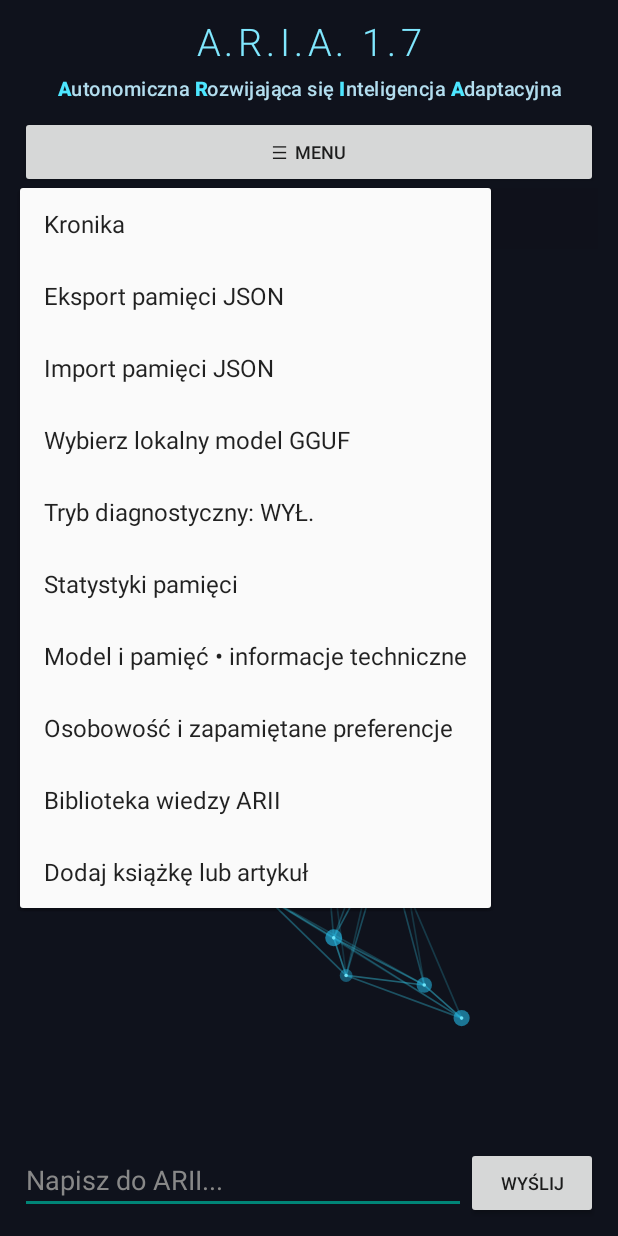
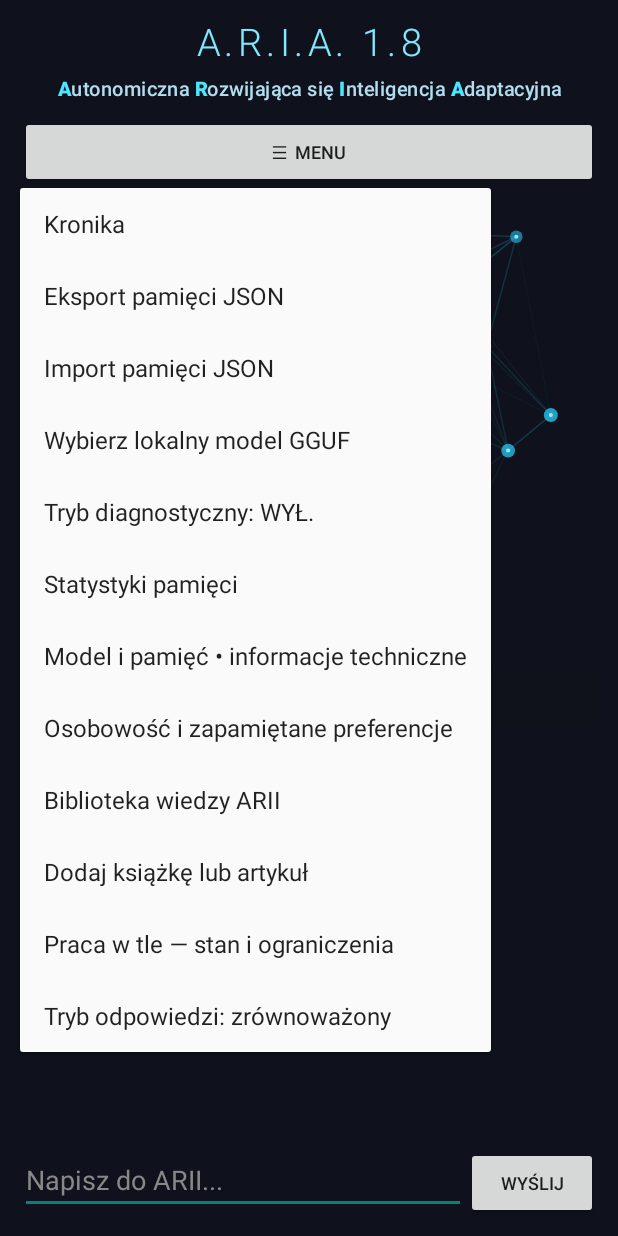
Before and after one commit to mungoo24nie-bot/A.R.I.A., an Android app: the screen it shows after launch (MainActivity), after a tap on "☰ MENU", on a phone screen of 412 x 824 dp. Run offline under Robolectric (Android 15) with nearby library versions, the phone set to English and light mode, and no system bars; libraries missing offline, so code that uses them is left out: com.tom_roush.pdfbox; 1 statement that could not run was skipped.

Commit message:
Add files via upload

```diff
--- a/app/src/main/java/pl/aria/app/MainActivity.java
+++ b/app/src/main/java/pl/aria/app/MainActivity.java
@@ -51,13 +51,13 @@ public class MainActivity extends Activity {
     private static final int DOCUMENT_REQUEST = 104;
     private static final String MODEL_FILENAME = "aria-qwen.gguf";
     private static final int MAX_ARCHIVE_BYTES = 10 * 1024 * 1024;
-    private static final int MAX_OUTPUT_TOKENS = 240;
+    private static final int MAX_OUTPUT_TOKENS = 120;
 
     static {
         System.loadLibrary("aria_native");
     }
-    private static native boolean nativeLoadModel(String modelPath);
-    private static native byte[] nativeGenerate(String prompt, int maxTokens);
+    static native boolean nativeLoadModel(String modelPath);
+    static native byte[] nativeGenerate(String prompt, int maxTokens);
     private static native void nativeUnloadModel();
 
     private final ExecutorService worker = Executors.newSingleThreadExecutor();
@@ -70,6 +70,20 @@ public class MainActivity extends Activity {
     private TextView status;
     private Button send;
     private boolean busy = false;
+    private TextView thinkingStatus;
+    private boolean isChatVisible = true;
+    private int displayedCount = -1;
+    private final Runnable refresh = new Runnable() { @Override public void run() {
+        if (memory != null && messages != null) {
+            boolean running = AriaService.isWorking();
+            if (thinkingStatus != null) thinkingStatus.setText(running ? "● Analizuję pytanie…" : "● Gotowa do rozmowy");
+            if (neuralBackground != null) neuralBackground.setThinking(running);
+            if (busy != running) setBusy(running, running ? "ARIA pracuje w tle" : "Gotowa");
+            int count = memory.count();
+            if (isChatVisible && count != displayedCount) showConversation();
+        }
+        ui.postDelayed(this, 800);
+    }};
     private boolean diagnosticMode = false;
 
     // Wersja bazy pozostaje 1: aktualizacja nie usuwa wcześniejszych wydarzeń.
@@ -149,7 +163,7 @@ public class MainActivity extends Activity {
         root.setPadding(20, 16, 20, 18);
         root.setBackgroundColor(Color.rgb(15, 18, 28));
         TextView title = new TextView(this);
-        title.setText("A.R.I.A. 1.7");
+        title.setText("A.R.I.A. 1.8");
         title.setTextSize(25);
         title.setTextColor(Color.rgb(128, 232, 255));
         title.setTypeface(Typeface.create("sans-serif-light", Typeface.NORMAL));
@@ -180,6 +194,8 @@ public class MainActivity extends Activity {
             popup.getMenu().add(0, 8, 7, "Osobowość i zapamiętane preferencje");
             popup.getMenu().add(0, 9, 8, "Biblioteka wiedzy ARII");
             popup.getMenu().add(0, 10, 9, "Dodaj książkę lub artykuł");
+            popup.getMenu().add(0, 11, 10, "Praca w tle — stan i ograniczenia");
+            popup.getMenu().add(0, 12, 11, "Tryb odpowiedzi: " + (getPreferences(0).getInt("speed", 1)==0?"szybki":getPreferences(0).getInt("speed",1)==1?"zrównoważony":"dokładny"));
             popup.setOnMenuItemClickListener(item -> {
                 if (busy) return true;
                 switch (item.getItemId()) {
@@ -188,7 +204,7 @@ public class MainActivity extends Activity {
                         Intent intent = new Intent(Intent.ACTION_CREATE_DOCUMENT);
                         intent.addCategory(Intent.CATEGORY_OPENABLE);
                         intent.setType("application/json");
-                        intent.putExtra(Intent.EXTRA_TITLE, "ARIA-pamiec-1.7.json");
+                        intent.putExtra(Intent.EXTRA_TITLE, "ARIA-pamiec-1.8.json");
                         startActivityForResult(intent, EXPORT_REQUEST);
                         return true;
                     }
@@ -247,6 +263,15 @@ public class MainActivity extends Activity {
                         startActivityForResult(intent,DOCUMENT_REQUEST);
                         return true;
                     }
+                    case 11: new android.app.AlertDialog.Builder(this)
+                        .setTitle("Praca w tle")
+                        .setMessage("ARIA może dokończyć rozpoczętą odpowiedź po opuszczeniu ekranu. Podczas pracy widoczne jest powiadomienie systemowe. Android może zatrzymać usługę przy braku zasobów lub wymuszonym zatrzymaniu aplikacji. Stan: " + (AriaService.isWorking()?"pracuje":"oczekuje"))
+                        .setPositiveButton("OK",null).show(); return true;
+                    case 12: new android.app.AlertDialog.Builder(this)
+                        .setTitle("Tryb generowania")
+                        .setSingleChoiceItems(new String[]{"Szybki — do 72 tokenów","Zrównoważony — do 120 tokenów","Dokładny — do 200 tokenów"},getPreferences(0).getInt("speed",1),
+                            (dialog,which)->{getPreferences(0).edit().putInt("speed",which).apply();dialog.dismiss();})
+                        .setNegativeButton("Anuluj",null).show();return true;
                     default: return false;
                 }
             });
@@ -270,8 +295,16 @@ public class MainActivity extends Activity {
         messages.setOrientation(LinearLayout.VERTICAL);
         messages.setBackgroundColor(Color.TRANSPARENT);
         scroll.addView(messages);
-        conversationPanel.addView(scroll, new FrameLayout.LayoutParams(-1, -1));
+        thinkingStatus = new TextView(this);
+        thinkingStatus.setText("● Gotowa do rozmowy");
+        thinkingStatus.setTextSize(15);
+        thinkingStatus.setTextColor(Color.rgb(133, 231, 248));
+        thinkingStatus.setGravity(Gravity.CENTER);
+        FrameLayout.LayoutParams statusParams = new FrameLayout.LayoutParams(-1, -2, Gravity.BOTTOM);
+        statusParams.bottomMargin = 12;
+        conversationPanel.addView(thinkingStatus, statusParams);
         root.addView(conversationPanel, new LinearLayout.LayoutParams(-1, 0, 1));
+        root.addView(scroll, new LinearLayout.LayoutParams(-1, 0, 1));
         LinearLayout bottom = new LinearLayout(this);
         bottom.setOrientation(LinearLayout.HORIZONTAL);
         input = new EditText(this);
@@ -284,14 +317,23 @@ public class MainActivity extends Activity {
         bottom.addView(send);
         root.addView(bottom);
         setContentView(root);
+        if (android.os.Build.VERSION.SDK_INT >= 33 &&
+            checkSelfPermission("android.permission.POST_NOTIFICATIONS") != android.content.pm.PackageManager.PERMISSION_GRANTED)
+            requestPermissions(new String[]{"android.permission.POST_NOTIFICATIONS"},1818);
         memory.getWritableDatabase().execSQL(
             "DELETE FROM facts WHERE fact_key='user_name' AND lower(fact_value)='albo'");
         rebuildFacts();
         showConversation();
 
         send.setOnClickListener(v -> sendMessage());
+        ui.post(refresh);
     }
 
+    @Override protected void onDestroy() {
+        ui.removeCallbacks(refresh);
+        worker.shutdown();
+        super.onDestroy();
+    }
     private Button makeButton(String title) {
         Button button = new Button(this);
         button.setText(title);
@@ -332,6 +374,12 @@ public class MainActivity extends Activity {
             return;
         }
         showConversation();
+        String exact = AriaMath.answer(message);
+        if (exact != null && !diagnosticMode) {
+            memory.add("aria", exact, "weryfikowane obliczenie kalendarzowe — ARIA 1.8");
+            showConversation();
+            return;
+        }
         boolean memoryQuestion = !diagnosticMode && MemoryContext.asking(message);
         // Wszystkie pytania wielotematyczne przechodzą przez jeden silnik dialogu.
         // Stare specjalizowane odpowiedzi pozostają w kodzie, ale nie przechwytują pytań.
@@ -344,41 +392,21 @@ public class MainActivity extends Activity {
         final boolean diagnosticForTurn = diagnosticMode;
         String prompt = DialogueEngine.make(memory.getReadableDatabase(), message,
             memoryQuestion, diagnosticForTurn, false, eventId);
-        setBusy(true, "ARIA przygotowuje odpowiedź lokalnie. Pierwsze wczytanie może potrwać...");
-        worker.execute(() -> {
-            try {
-                if (!nativeLoadModel(modelFile().getAbsolutePath())) throw new IllegalStateException("Nie udało się wczytać GGUF. Sprawdź format i wolną pamięć RAM.");
-                byte[] bytes = nativeGenerate(prompt, MAX_OUTPUT_TOKENS);
-                if (bytes == null) throw new IllegalStateException("Silnik zwrócił błąd.");
-                String answer = DialogueEngine.clean(new String(bytes, StandardCharsets.UTF_8));
-                if (DialogueEngine.invalid(answer, message)) {
-                    String retryPrompt = DialogueEngine.make(memory.getReadableDatabase(),
-                        message, memoryQuestion, diagnosticForTurn, true, eventId);
-                    byte[] retryBytes = nativeGenerate(retryPrompt, MAX_OUTPUT_TOKENS);
-                    if (retryBytes != null) {
-                        String retried = DialogueEngine.clean(
-                            new String(retryBytes, StandardCharsets.UTF_8));
-                        if (!DialogueEngine.invalid(retried, message)) answer = retried;
-                    }
-                }
-                if (DialogueEngine.invalid(answer, message))
-                    answer = "Nie udało mi się jeszcze odpowiedzieć sensownie. Spróbuj zadać pytanie inaczej.";
-                final String finalAnswer = answer;
-                ui.post(() -> {
-                    memory.add("aria", finalAnswer, diagnosticForTurn ?
-                        "test diagnostyczny modelu — bez pamięci" :
-                        "lokalny model GGUF / llama.cpp — generacja, możliwe pomyłki");
-                    setBusy(false, "Model załadowany • odpowiedzi generowane na telefonie");
-                    showConversation();
-                });
-            } catch (Exception e) {
-                ui.post(() -> {
-                    memory.add("system", "Błąd generowania modelu: " + e.getMessage(), "aplikacja ARIA 0.5");
-                    setBusy(false, "Błąd: " + e.getMessage());
-                    Toast.makeText(this, "Nie udało się wygenerować odpowiedzi", Toast.LENGTH_LONG).show();
-                });
-            }
-        });
+        // Android foreground service kontynuuje generowanie po wyjściu z ekranu.
+        Intent task = new Intent(this, AriaService.class);
+        task.putExtra("prompt", prompt);
+        task.putExtra("question", message);
+        task.putExtra("diagnostic", diagnosticForTurn);
+        int mode = getPreferences(0).getInt("speed",1);
+        task.putExtra("max_tokens", mode==0?72:mode==2?200:MAX_OUTPUT_TOKENS);
+        try {
+            if (android.os.Build.VERSION.SDK_INT >= 26) startForegroundService(task);
+            else startService(task);
+            setBusy(true, "ARIA analizuje pytanie — możesz opuścić aplikację");
+        } catch(Exception e) {
+            memory.add("system", "Nie udało się uruchomić pracy w tle: " + e.getMessage(), "ARIA 1.8");
+            Toast.makeText(this, "Błąd usługi: " + e.getMessage(), Toast.LENGTH_LONG).show();
+        }
     }
 
     // Odpowiedź dosłowna pochodzi z SQLite, nie z domysłu modelu.
@@ -713,6 +741,8 @@ public class MainActivity extends Activity {
     private void showConversation() {
         if (neuralBackground != null) neuralBackground.setGrowth(memory.count()+KnowledgeLibrary.count(memory.getReadableDatabase()));
         messages.removeAllViews();
+        displayedCount = memory.count();
+        isChatVisible = true;
         addMessage("");
         try (Cursor c = memory.all()) {
             while (c.moveToNext()) {
@@ -726,6 +756,7 @@ public class MainActivity extends Activity {
     private void showChronicle() {
         if (neuralBackground != null) neuralBackground.setGrowth(memory.count()+KnowledgeLibrary.count(memory.getReadableDatabase()));
         messages.removeAllViews();
+        isChatVisible = false;
         addMessage("KRONIKA EKSPERYMENTU — kolejność zapisu");
         try (Cursor c = memory.all()) {
             while (c.moveToNext()) {
--- a/app/src/main/java/pl/aria/app/NeuralBackground.java
+++ b/app/src/main/java/pl/aria/app/NeuralBackground.java
@@ -6,48 +6,39 @@ import android.graphics.Color;
 import android.graphics.Paint;
 import android.view.View;
 
-/** Dekoracyjna wizualizacja etapów rozwoju. Nie przedstawia rzeczywistych neuronów modelu. */
+/** Wizualizacja aktywności aplikacji, nie rzeczywistych neuronów modelu. */
 public final class NeuralBackground extends View {
-    private final Paint paint = new Paint(Paint.ANTI_ALIAS_FLAG);
-    private int events = 0;
-    private long started = System.currentTimeMillis();
-    private static final int MAX_NODES = 72;
-
-    public NeuralBackground(Context context) { super(context); }
-    public void setGrowth(int eventCount) { events = Math.max(0, eventCount); invalidate(); }
-    private float fract(float x) { return x - (float)Math.floor(x); }
-    private float rand(int n, float salt) { return fract((float)Math.sin(n * 93.73f + salt) * 43758.5453f); }
-
-    @Override protected void onDraw(Canvas canvas) {
-        super.onDraw(canvas);
-        float w = getWidth(), h = getHeight();
-        if (w <= 0 || h <= 0) return;
-        // Liczba węzłów odzwierciedla liczbę wpisów w kronice; to metafora rozwoju.
-        int count = Math.min(MAX_NODES, 16 + (int)(Math.sqrt(events) * 3.1));
-        float[] xs = new float[count], ys = new float[count];
-        float t = (System.currentTimeMillis() - started) / 1000f;
-        for (int i=0; i<count; i++) {
-            xs[i] = (0.08f + rand(i+1, 1.7f)*0.84f)*w + (float)Math.sin(t*0.25f+i)*3f;
-            ys[i] = (0.05f + rand(i+1, 9.4f)*0.90f)*h + (float)Math.cos(t*0.22f+i)*3f;
+    private final Paint p=new Paint(Paint.ANTI_ALIAS_FLAG);
+    private int growth=0;private boolean thinking=false;
+    private long start=System.currentTimeMillis();
+    public NeuralBackground(Context c){super(c);setLayerType(View.LAYER_TYPE_SOFTWARE,null);}
+    public void setGrowth(int count){growth=Math.max(0,count);invalidate();}
+    public void setThinking(boolean value){if(thinking!=value){thinking=value;invalidate();}}
+    private double rand(int x){double v=Math.sin(x*76.73)*43758.5453;return v-Math.floor(v);}
+    @Override protected void onDraw(Canvas c){super.onDraw(c);
+        float w=getWidth(),h=getHeight();if(w<=0||h<=0)return;
+        float t=(System.currentTimeMillis()-start)/1000f;
+        int n=Math.min(65,22+(int)Math.sqrt(growth)*2);
+        float[] x=new float[n],y=new float[n];
+        for(int i=0;i<n;i++){
+            x[i]=(float)((0.08+0.84*rand(i+9))*w+Math.sin(t*.45+i)*5);
+            y[i]=(float)((0.08+0.84*rand(i+31))*h+Math.cos(t*.43+i)*5);
         }
-        float threshold = Math.min(w,h)*0.40f;
-        paint.setStrokeWidth(1.7f);
-        for(int i=0;i<count;i++) for(int j=i+1;j<count;j++) {
-            float dx=xs[i]-xs[j],dy=ys[i]-ys[j];
-            float d=(float)Math.sqrt(dx*dx+dy*dy);
-            if(d<threshold) {
-                int alpha=35+(int)(110*(1f-d/threshold));
-                paint.setColor(Color.argb(alpha,55,204,234));
-                canvas.drawLine(xs[i],ys[i],xs[j],ys[j],paint);
-            }
+        float max=Math.min(w,h)*.44f;
+        for(int i=0;i<n;i++)for(int j=i+1;j<n;j++){
+            float dx=x[i]-x[j],dy=y[i]-y[j],dist=(float)Math.hypot(dx,dy);
+            if(dist>max)continue;
+            float glow=(float)(.5+.5*Math.sin(t*(thinking?3:0.5)+i*.6+j*.13));
+            int alpha=(int)((thinking?100:60)*(1-dist/max)+(thinking?50:20)*glow);
+            p.setColor(Color.argb(Math.min(230,alpha),45,211,247));p.setStrokeWidth(thinking?2.1f:1.5f);
+            c.drawLine(x[i],y[i],x[j],y[j],p);
         }
-        for(int i=0;i<count;i++) {
-            float pulse=(float)(0.5+0.5*Math.sin(t*1.2+i*0.9));
-            paint.setColor(Color.argb(80+(int)(85*pulse),35,184,229));
-            canvas.drawCircle(xs[i],ys[i],5.5f+3f*pulse,paint);
-            paint.setColor(Color.argb(230,120,235,255));
-            canvas.drawCircle(xs[i],ys[i],1.8f,paint);
+        for(int i=0;i<n;i++){
+            float pulse=(float)(.5+.5*Math.sin(t*(thinking?4:1)+i));
+            p.setColor(Color.argb(70+(int)(130*pulse),42,197,241));
+            c.drawCircle(x[i],y[i],thinking?7+4*pulse:5+2*pulse,p);
+            p.setColor(Color.argb(235,150,243,255));c.drawCircle(x[i],y[i],2.1f,p);
         }
-        postInvalidateDelayed(120);
+        postInvalidateDelayed(thinking?50:150);
     }
 }
```
Also changed, not shown: app/src/main/java/pl/aria/app/AriaMath.java (added, +30 -0 lines), app/src/main/java/pl/aria/app/AriaService.java (added, +69 -0 lines), app/src/main/java/pl/aria/app/DialogueEngine.java (+5 -5 lines).
